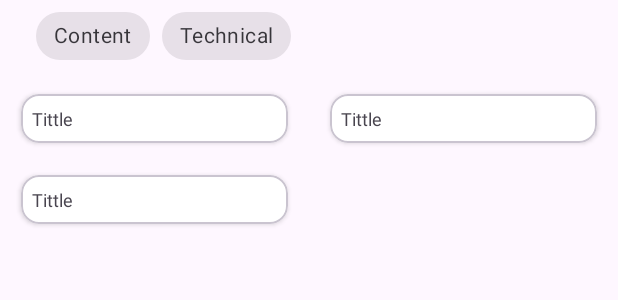
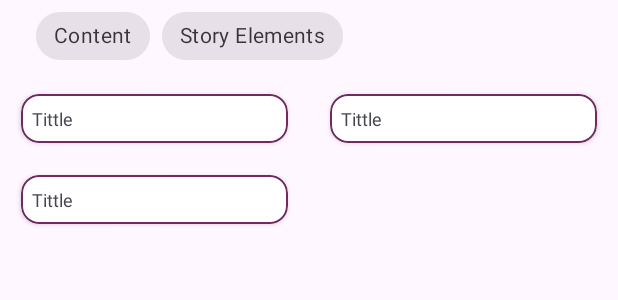
Before and after one commit to mouralisandra/AndroidProject, an Android app: the layout fragment_tags.xml on its own in the app's theme, with its tools: preview values and no code run, on a phone screen of 412 x 824 dp. Shown: the top 300 px of the screen. Run offline under Robolectric (Android 15) with nearby library versions, the phone set to English and light mode, and no system bars.

```diff
--- a/app/src/main/res/drawable/baseline_account_circle_24.xml
+++ b/app/src/main/res/drawable/baseline_account_circle_24.xml
@@ -1,5 +1,7 @@
 <vector android:height="24dp" android:tint="@color/white"
     android:viewportHeight="24" android:viewportWidth="24"
     android:width="24dp" xmlns:android="http://schemas.android.com/apk/res/android">
-    <path android:fillColor="@android:color/white" android:pathData="M12,2C6.48,2 2,6.48 2,12s4.48,10 10,10s10,-4.48 10,-10S17.52,2 12,2zM12,6c1.93,0 3.5,1.57 3.5,3.5S13.93,13 12,13s-3.5,-1.57 -3.5,-3.5S10.07,6 12,6zM12,20c-2.03,0 -4.43,-0.82 -6.14,-2.88C7.55,15.8 9.68,15 12,15s4.45,0.8 6.14,2.12C16.43,19.18 14.03,20 12,20z"/>
+    <path android:fillColor="@android:color/white" android:pathData="
+    M12,2C6.48,2 2,6.48 2,12s4.48,10 10,10s10,-4.48 10,-10S17.52,2 12,2zM12,6c1.93,0 3.5,1.57 3.5,3.5S13.93,13 12,13s-3.5,-1.57 -3.5,-3.5S10.07,6 12,6zM12,20c-2.03,0 -4.43,-0.82 -6.14,-2.88C7.55,15.8 9.68,15 12,15s4.45,0.8 6.14,2.12C16.43,19.18 14.03,20 12,20z"/>
+
 </vector>
--- a/app/src/main/res/layout/fragment_login.xml
+++ b/app/src/main/res/layout/fragment_login.xml
@@ -11,7 +11,7 @@
         android:id="@+id/my_toolbar"
         android:layout_width="match_parent"
         android:layout_height="?attr/actionBarSize"
-        android:background="#950C72"
+        android:background="#491A67"
         android:theme="@style/ThemeOverlay.AppCompat.ActionBar"
         app:layout_constraintEnd_toEndOf="parent"
         app:layout_constraintStart_toStartOf="parent"
--- a/app/src/main/res/layout/fragment_tags.xml
+++ b/app/src/main/res/layout/fragment_tags.xml
@@ -27,7 +27,7 @@
             style="@style/Widget.MaterialComponents.Chip.Choice"
             android:layout_width="wrap_content"
             android:layout_height="wrap_content"
-            android:text="Technical" />
+            android:text="Story Elements" />
 
     </com.google.android.material.chip.ChipGroup>
 
--- a/app/src/main/res/layout/fragment_user_page.xml
+++ b/app/src/main/res/layout/fragment_user_page.xml
@@ -11,7 +11,7 @@
         android:id="@+id/my_toolbar"
         android:layout_width="match_parent"
         android:layout_height="?attr/actionBarSize"
-        android:background="#950C72"
+        android:background="#491A67"
         android:theme="@style/ThemeOverlay.AppCompat.ActionBar"
         app:layout_constraintEnd_toEndOf="parent"
         app:layout_constraintStart_toStartOf="parent"
--- a/app/src/main/res/layout/fragment_vn_list.xml
+++ b/app/src/main/res/layout/fragment_vn_list.xml
@@ -14,7 +14,7 @@
         android:id="@+id/my_toolbar"
         android:layout_width="match_parent"
         android:layout_height="?attr/actionBarSize"
-        android:background="#950C72"
+        android:background="#491A67"
         android:theme="@style/ThemeOverlay.AppCompat.ActionBar"
         app:layout_constraintEnd_toEndOf="parent"
         app:layout_constraintStart_toStartOf="parent"
--- a/app/src/main/res/layout/item_tag.xml
+++ b/app/src/main/res/layout/item_tag.xml
@@ -10,6 +10,8 @@
 
     app:cardBackgroundColor="@color/white"
     app:cardElevation="2dp"
+    app:strokeColor="#71295F"
+    app:strokeWidth="1dp"
     app:cardUseCompatPadding="true"
     app:contentPadding="8dp">
 
--- a/app/src/main/res/mipmap-anydpi-v26/ic_launcher.xml
+++ b/app/src/main/res/mipmap-anydpi-v26/ic_launcher.xml
@@ -1,5 +1,4 @@
 <?xml version="1.0" encoding="utf-8"?>
 <adaptive-icon xmlns:android="http://schemas.android.com/apk/res/android">
     <background android:drawable="@drawable/projetandroid" />
-    <foreground android:drawable="@drawable/ic_launcher_foreground" />
 </adaptive-icon>
--- a/app/src/main/res/mipmap-anydpi-v33/ic_launcher.xml
+++ b/app/src/main/res/mipmap-anydpi-v33/ic_launcher.xml
@@ -1,6 +1,5 @@
 <?xml version="1.0" encoding="utf-8"?>
 <adaptive-icon xmlns:android="http://schemas.android.com/apk/res/android">
     <background android:drawable="@drawable/projetandroid" />
-    <foreground android:drawable="@drawable/ic_launcher_foreground" />
     <monochrome android:drawable="@drawable/ic_launcher_foreground" />
 </adaptive-icon>
--- a/app/src/main/res/values/colors.xml
+++ b/app/src/main/res/values/colors.xml
@@ -2,7 +2,7 @@
 <resources>
     <color name="purple_200">#FFBB86FC</color>
     <color name="purple_500">#FF6200EE</color>
-    <color name="purple_700">#FF3700B3</color>
+    <color name="purple_700">#491A67</color>
     <color name="teal_200">#FF03DAC5</color>
     <color name="teal_700">#FF018786</color>
     <color name="black">#FF000000</color>
--- a/app/src/main/res/values/strings.xml
+++ b/app/src/main/res/values/strings.xml
@@ -1,5 +1,5 @@
 <resources>
-    <string name="app_name">Projet Android</string>
+    <string name="app_name">VNsAPI</string>
     <string name="title_activity_vn_details">Game Details</string>
     <!-- Strings used for fragments for navigation -->
     <string name="first_fragment_label">First Fragment</string>
```
Also changed, not shown: app/src/main/java/com/example/ProjetAndroid/di/FragmentComponent.kt (deleted, +0 -19 lines), app/src/main/java/com/example/ProjetAndroid/di/ViewModelModule.kt (deleted, +0 -15 lines), app/src/main/res/layout/fragment_vn_details.xml (+8 -9 lines), app/src/main/res/drawable/projetandroid.jpg (added), app/src/main/res/drawable/projetandroid.png (deleted).
